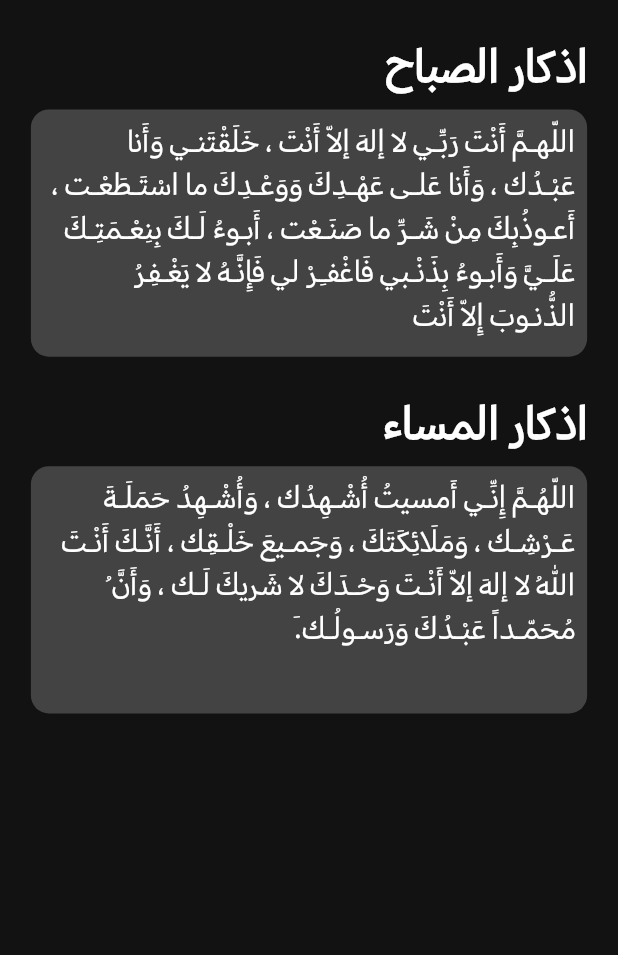
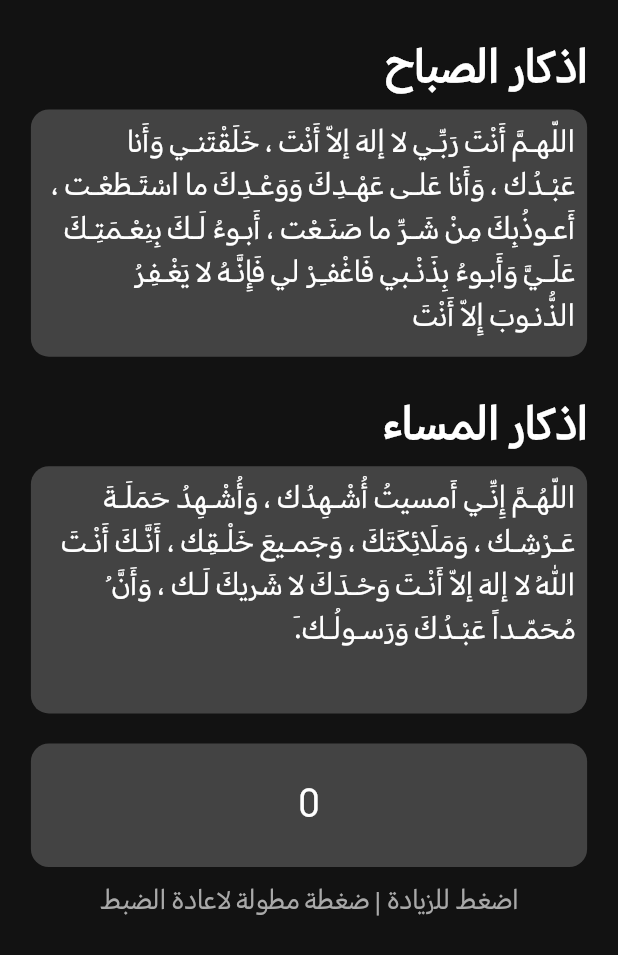
Before and after one commit to 0xffvirus/islamicadkar, a Flutter app: the MainAdkarScreen screen opened directly, on a phone screen of 412 x 824 dp. Shown: the top 955 px of the screen. Run offline on Flutter 3.47's test engine with Material 2 defaults, Android fonts, the phone set to English and light mode, and no system bars; our stand-ins replace fluentui_system_icons, geocoding, geolocator, permission_handler, water_drop_nav_bar; missing offline and left inert: flutter_islamic_icons.

Commit message:
fixed bugs, add some features

```diff
--- a/lib/providers/location.dart
+++ b/lib/providers/location.dart
@@ -17,6 +17,8 @@ class Counter with ChangeNotifier {
   dynamic isha;
   dynamic _adkardata;
   String userCity = 'Loading...';
+  int _countsuhba = 0;
+
   String _nextprayer = "null";
   // Providers
   Position? get userloc => _userLocation;
@@ -28,6 +30,7 @@ class Counter with ChangeNotifier {
   dynamic get adkardata => _adkardata;
   String get userWhereCity => userCity;
   String get nextprayer => _nextprayer;
+  int get countsubha => _countsuhba;
 
   void RequestSensors() async {
     final status = await Permission.sensors.request();
@@ -45,6 +48,16 @@ class Counter with ChangeNotifier {
     final String response = await rootBundle.loadString('assets/athkar.json');
     final data = await json.decode(response);
     _adkardata = data;
+    notifyListeners();
+  }
+
+  void AddCount() {
+    _countsuhba++;
+    notifyListeners();
+  }
+
+  void ResetCount() {
+    _countsuhba = 0;
     notifyListeners();
   }
 
--- a/lib/screens/mainadkarScreen.dart
+++ b/lib/screens/mainadkarScreen.dart
@@ -12,13 +12,16 @@ class MainAdkarScreen extends StatefulWidget {
 }
 
 class _MainAdkarScreenState extends State<MainAdkarScreen> {
+  int count = 0;
   @override
   Widget build(BuildContext context) {
     var height = MediaQuery.sizeOf(context).height;
     var width = MediaQuery.sizeOf(context).width;
+
     return Scaffold(
         backgroundColor: Color(0xff121212),
-        body: SafeArea(
+        body: SingleChildScrollView(
+          child: SafeArea(
             child: Column(
               children: [
                 Padding(
@@ -44,8 +47,8 @@ class _MainAdkarScreenState extends State<MainAdkarScreen> {
                 GestureDetector(
                   onTap: () {
                     context.read<Counter>().readJson();
-                  Navigator.of(context).push(
-                      MaterialPageRoute(builder: (context) => MorningScreen()));
+                    Navigator.of(context).push(MaterialPageRoute(
+                        builder: (context) => MorningScreen()));
                   },
                   child: Container(
                     child: Padding(
@@ -112,8 +115,53 @@ class _MainAdkarScreenState extends State<MainAdkarScreen> {
                         color: Color(0xff434343),
                         borderRadius: BorderRadius.circular(12)),
                   ),
-              )
+                ),
+                SizedBox(
+                  height: 20,
+                ),
+                GestureDetector(
+                  onLongPress: () {
+                    setState(() {
+                      context.read<Counter>().ResetCount();
+                    });
+                  },
+                  onTap: () {
+                    setState(() {
+                      context.read<Counter>().AddCount();
+                    });
+                  },
+                  child: Container(
+                    child: Padding(
+                        padding: const EdgeInsets.all(8.0),
+                        child: Center(
+                          child: Text(
+                            "${context.watch<Counter>().countsubha}",
+                            style: TextStyle(
+                              fontFamily: "Inter",
+                              fontSize: 25,
+                              color: Colors.white,
+                            ),
+                          ),
+                        )),
+                    height: height * 0.1,
+                    width: width * 0.9,
+                    decoration: BoxDecoration(
+                        color: Color(0xff434343),
+                        borderRadius: BorderRadius.circular(12)),
+                  ),
+                ),
+                Padding(
+                  padding: const EdgeInsets.only(top: 10),
+                  child: Text(
+                    "اضغط للزيادة | ضغطة مطولة لاعادة الضبط",
+                    style: TextStyle(
+                        color: Color(0xffa9a9a9),
+                        fontFamily: "Inter",
+                        fontSize: 18),
+                  ),
+                ),
               ],
+            ),
           ),
         ));
   }
```
Also changed, not shown: lib/screens/qiblaScreen.dart (+6 -5 lines), pubspec.lock, 291 other files. Lines whose indentation alone changed are shown as unchanged.
